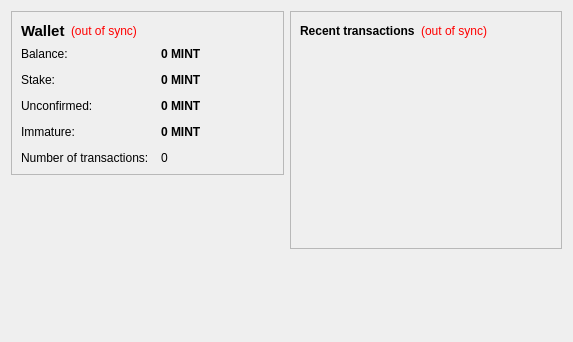
Qt form src/qt/forms/overviewpage.ui (Ohm-Coin/Ohm) before a commit.
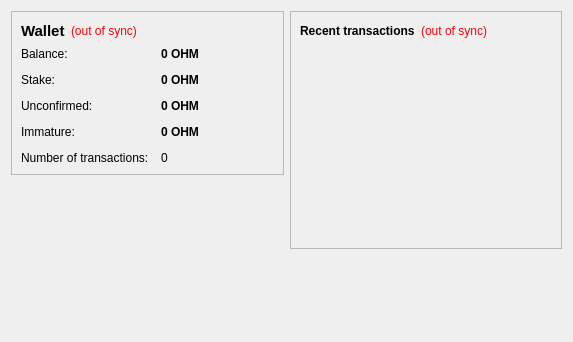
The same form after that commit. Icons and pictures are not drawn.

The edit to the form file:
```diff
--- a/src/qt/forms/overviewpage.ui
+++ b/src/qt/forms/overviewpage.ui
@@ -105,7 +105,7 @@
              <string>Your current balance</string>
             </property>
             <property name="text">
-             <string notr="true">0 MINT</string>
+             <string notr="true">0 OHM</string>
             </property>
             <property name="textInteractionFlags">
              <set>Qt::LinksAccessibleByMouse|Qt::TextSelectableByKeyboard|Qt::TextSelectableByMouse</set>
@@ -134,7 +134,7 @@
              <string>Total of coins that was staked, and do not yet count toward the current balance</string>
             </property>
             <property name="text">
-             <string notr="true">0 MINT</string>
+             <string notr="true">0 OHM</string>
             </property>
             <property name="textInteractionFlags">
              <set>Qt::LinksAccessibleByMouse|Qt::TextSelectableByKeyboard|Qt::TextSelectableByMouse</set>
@@ -163,7 +163,7 @@
              <string>Total of transactions that have yet to be confirmed, and do not yet count toward the current balance</string>
             </property>
             <property name="text">
-             <string notr="true">0 MINT</string>
+             <string notr="true">0 OHM</string>
             </property>
             <property name="textInteractionFlags">
              <set>Qt::LinksAccessibleByMouse|Qt::TextSelectableByKeyboard|Qt::TextSelectableByMouse</set>
@@ -189,7 +189,7 @@
              <string>Mined balance that has not yet matured</string>
             </property>
             <property name="text">
-             <string notr="true">0 MINT</string>
+             <string notr="true">0 OHM</string>
             </property>
             <property name="textInteractionFlags">
              <set>Qt::LinksAccessibleByMouse|Qt::TextSelectableByKeyboard|Qt::TextSelectableByMouse</set>
```
